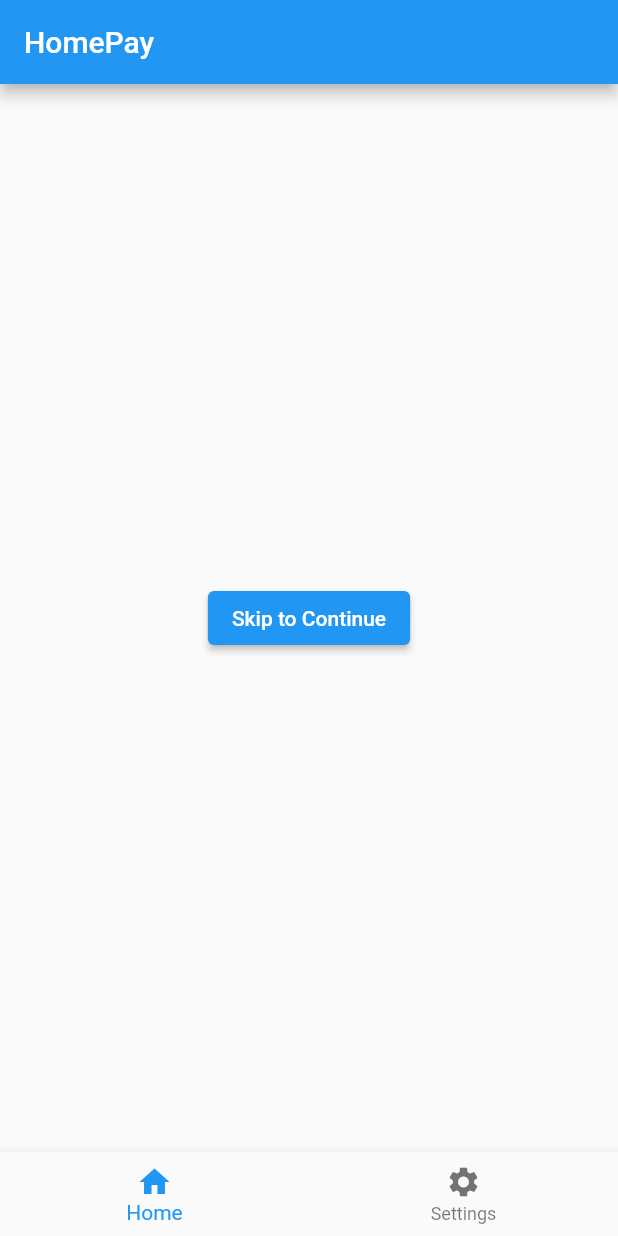
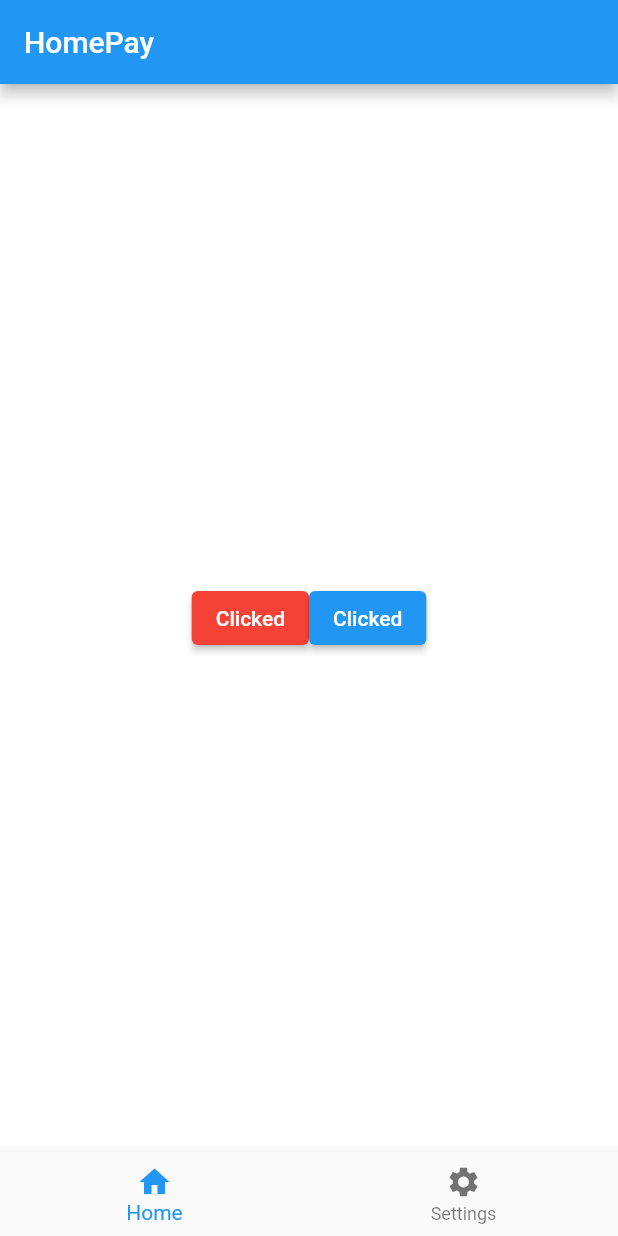
Before and after one commit to Basit-of-Africa/Second_app_Test, a Flutter app: the screen it shows after launch, after a tap on "Skip to Continue", on a phone screen of 412 x 824 dp. Run offline on Flutter 3.47's test engine with Material 2 defaults, Android fonts, the phone set to English and light mode, and no system bars.

Commit message:
Update - Button change

```diff
--- a/lib/main.dart
+++ b/lib/main.dart
@@ -1,11 +1,19 @@
 import 'package:flutter/material.dart';
 
 void main() {
-  runApp(const MyApp());
+  runApp(MyApp());
 }
 
-class MyApp extends StatelessWidget {
-  const MyApp({super.key});
+class MyApp extends StatefulWidget {
+  MyApp({super.key});
+
+  @override
+  State<MyApp> createState() => _MyAppState();
+}
+
+class _MyAppState extends State<MyApp> {
+  String buttonName = 'Skip to Continue';
+  int currentIndex = 0;
 
   @override
   Widget build(BuildContext context) {
@@ -16,21 +24,56 @@ class MyApp extends StatelessWidget {
           title: const Text('HomePay'),
         ),
         body: Center(
-          child: ElevatedButton(
+          child: Container(
+            width: double.infinity,
+            height: double.infinity,
+            color: Colors.white,
+            child: Row(
+              mainAxisAlignment: MainAxisAlignment.center,
+              crossAxisAlignment: CrossAxisAlignment.center,
+              children: [
+                ElevatedButton(
+                  style: ElevatedButton.styleFrom(
+                    foregroundColor: Colors.white,
+                    backgroundColor: Colors.red,
+                  ),
                   onPressed: () {
-              print('Let us go home');
+                    setState(() {
+                      buttonName = 'Clicked';
+                    });
                   },
-            child: const Text('Skip to Continue'),
+                  child: Text(buttonName),
+                ),
+              ElevatedButton(
+                  onPressed: () {
+                    setState(() {
+                      buttonName = 'Clicked';
+                    });
+                  },
+                  child: Text(buttonName),
+                ),
+              ],
             ),
           ),
-        bottomNavigationBar: BottomNavigationBar(items: const [
+        ),
+        bottomNavigationBar: BottomNavigationBar(
+          items: const [
             BottomNavigationBarItem(
               label: 'Home',
               icon: Icon(Icons.home),
             ),
             BottomNavigationBarItem(
-              label: 'Settings', icon: Icon(Icons.settings)),
-        ]),
+              label: 'Settings',
+              icon: Icon(Icons.settings),
+            )
+          ],
+          currentIndex: currentIndex,
+          onTap: (int index) {
+            setState(() {
+              currentIndex = index;
+            });
+          },
+        ),
       ),
     );
   }
```
Also changed, not shown: 2 other files. Lines whose indentation alone changed are shown as unchanged.
